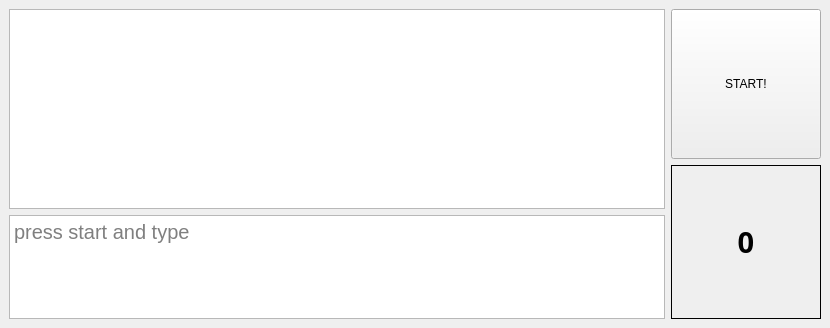
Above: mainwindow.ui from Exodus76/typeraceapp before the change. Below: the same form after it.
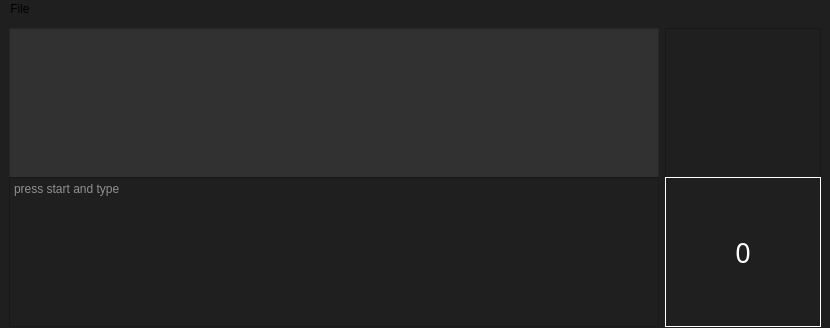
That is the form after the change.

```diff
--- a/mainwindow.ui
+++ b/mainwindow.ui
@@ -29,7 +29,7 @@
    <string>MainWindow</string>
   </property>
   <property name="styleSheet">
-   <string notr="true"/>
+   <string notr="true">background-color: rgb(31, 31, 31);</string>
   </property>
   <widget class="QWidget" name="centralwidget">
    <property name="minimumSize">
@@ -45,17 +45,22 @@
     <item row="1" column="0">
      <layout class="QGridLayout" name="gridLayout">
       <item row="0" column="0">
-       <layout class="QVBoxLayout" name="verticalLayout_5">
+       <layout class="QVBoxLayout" name="verticalLayout_5" stretch="0,0">
+        <property name="spacing">
+         <number>6</number>
+        </property>
         <item>
          <widget class="QTextEdit" name="viewText">
           <property name="minimumSize">
            <size>
             <width>650</width>
-            <height>200</height>
+            <height>150</height>
            </size>
           </property>
           <property name="styleSheet">
-           <string notr="true">font-size: 20px</string>
+           <string notr="true">font: 20px &quot;comic sans ms&quot;;
+background-color: rgb(49, 49, 49);
+color: white;</string>
           </property>
           <property name="readOnly">
            <bool>true</bool>
@@ -67,11 +72,12 @@
           <property name="minimumSize">
            <size>
             <width>650</width>
-            <height>100</height>
+            <height>150</height>
            </size>
           </property>
           <property name="styleSheet">
-           <string notr="true">font-size: 20px;</string>
+           <string notr="true">font: 15pt &quot;comic sans ms&quot;;
+color:white;</string>
           </property>
           <property name="placeholderText">
            <string>press start and type</string>
@@ -88,7 +94,7 @@
        <number>6</number>
       </property>
       <item>
-       <widget class="QPushButton" name="pushButton">
+       <widget class="QGraphicsView" name="graphicsView">
         <property name="minimumSize">
          <size>
           <width>150</width>
@@ -97,13 +103,10 @@
         </property>
         <property name="maximumSize">
          <size>
-          <width>150</width>
-          <height>150</height>
+          <width>16777215</width>
+          <height>16777215</height>
          </size>
         </property>
-        <property name="text">
-         <string>START!</string>
-        </property>
        </widget>
       </item>
       <item>
@@ -114,13 +117,24 @@
           <height>150</height>
          </size>
         </property>
+        <property name="maximumSize">
+         <size>
+          <width>16777215</width>
+          <height>16777215</height>
+         </size>
+        </property>
         <property name="font">
          <font>
-          <family>Cascadia Code SemiBold</family>
-          <pointsize>22</pointsize>
-          <bold>true</bold>
+          <family>EPSON 太角ゴシック体Ｂ</family>
+          <pointsize>20</pointsize>
+          <italic>false</italic>
+          <bold>false</bold>
          </font>
         </property>
+        <property name="styleSheet">
+         <string notr="true">font: 20pt &quot;EPSON 太角ゴシック体Ｂ&quot;;
+color:white;</string>
+        </property>
         <property name="frameShape">
          <enum>QFrame::Panel</enum>
         </property>
@@ -148,6 +162,28 @@
     </item>
    </layout>
   </widget>
+  <widget class="QMenuBar" name="menuBar">
+   <property name="geometry">
+    <rect>
+     <x>0</x>
+     <y>0</y>
+     <width>830</width>
+     <height>21</height>
+    </rect>
+   </property>
+   <widget class="QMenu" name="menuFile">
+    <property name="title">
+     <string>File</string>
+    </property>
+    <addaction name="actionRestart"/>
+   </widget>
+   <addaction name="menuFile"/>
+  </widget>
+  <action name="actionRestart">
+   <property name="text">
+    <string>Restart</string>
+   </property>
+  </action>
  </widget>
  <resources/>
  <connections/>
```
